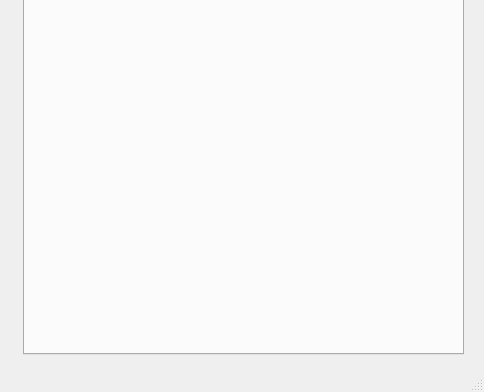
alejita11011/CES-Simulator, file src/mainwindow.ui: the form before one commit; both pictures show x 827 to 1311 and y 516 to 908 of the 1311 by 908 pixel window.
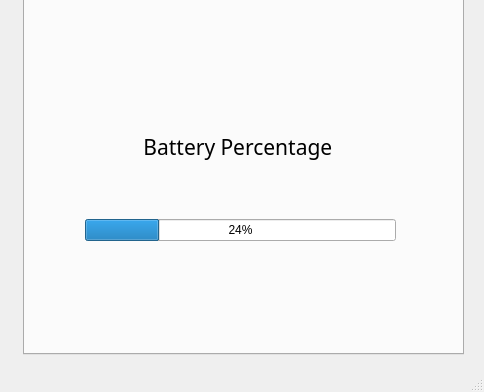
The form after the commit. The open tabs and pages were chosen to show the change. Icons and pictures are not drawn.

Commit message: Add UI elements for battery percentage progress bar

```diff
--- a/src/mainwindow.ui
+++ b/src/mainwindow.ui
@@ -640,6 +640,41 @@
           </item>
          </layout>
         </widget>
+        <widget class="QWidget" name="verticalLayoutWidget_2">
+         <property name="geometry">
+          <rect>
+           <x>60</x>
+           <y>570</y>
+           <width>311</width>
+           <height>161</height>
+          </rect>
+         </property>
+         <layout class="QVBoxLayout" name="verticalLayout_2">
+          <item>
+           <widget class="QLabel" name="label">
+            <property name="font">
+             <font>
+              <family>Noto Sans Adlam</family>
+              <pointsize>16</pointsize>
+             </font>
+            </property>
+            <property name="text">
+             <string>Battery Percentage </string>
+            </property>
+            <property name="alignment">
+             <set>Qt::AlignCenter</set>
+            </property>
+           </widget>
+          </item>
+          <item>
+           <widget class="QProgressBar" name="progressBar">
+            <property name="value">
+             <number>24</number>
+            </property>
+           </widget>
+          </item>
+         </layout>
+        </widget>
        </widget>
       </widget>
      </item>
```
Left out of the diff: 5 changed lines with no effect on the pictures.
